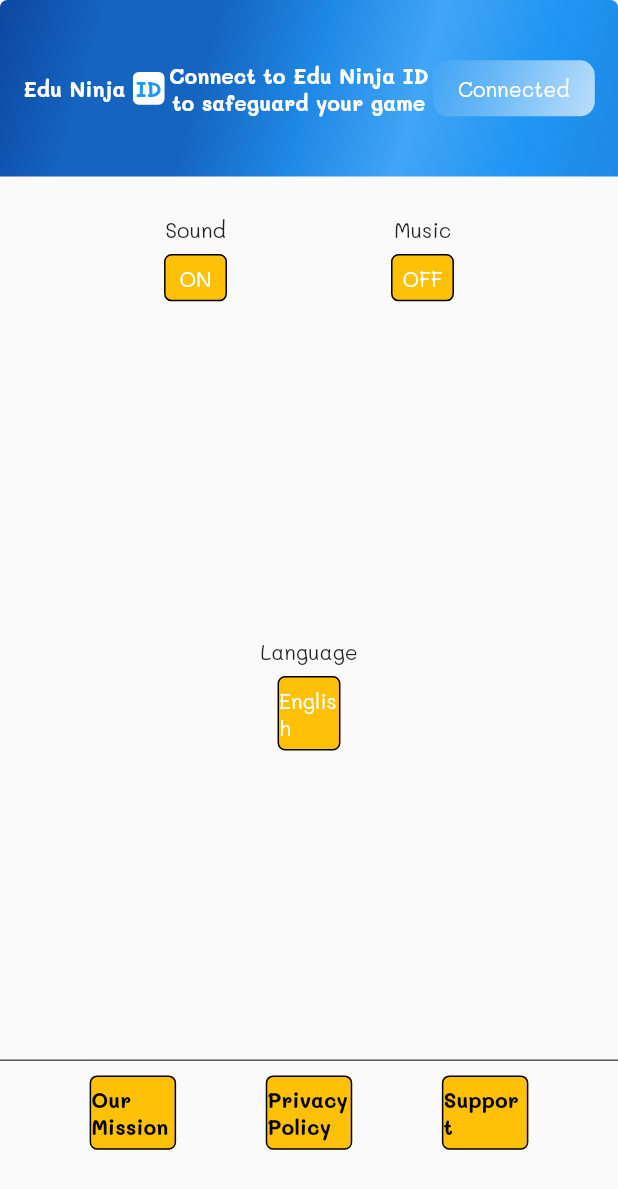
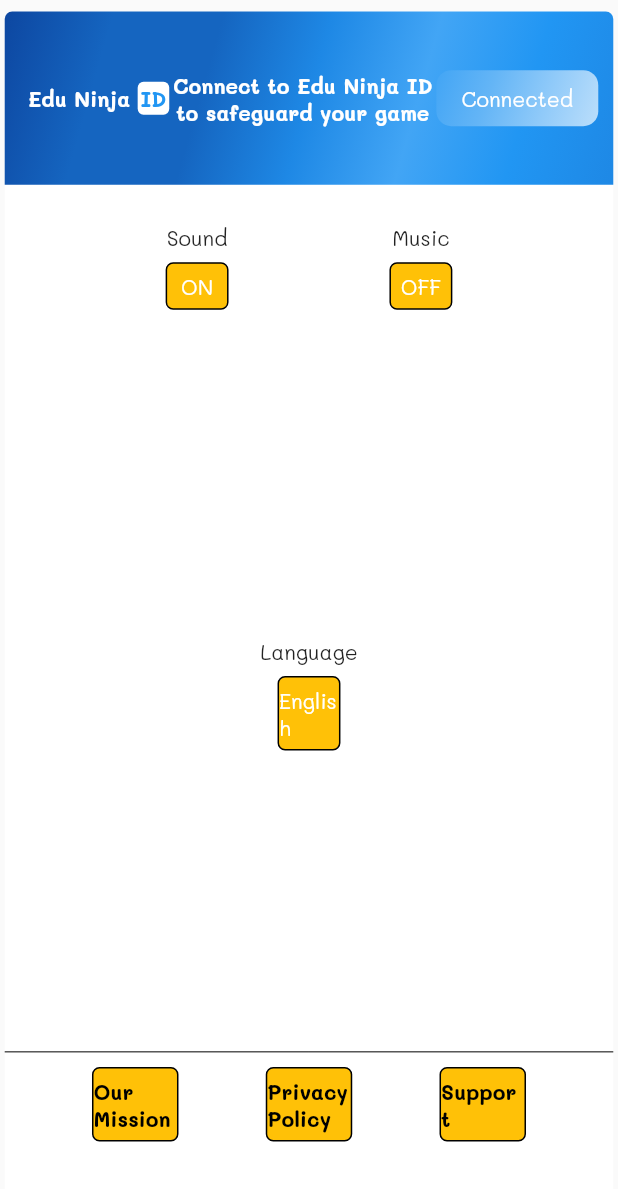
Before and after one commit to TheAbror/bisp, a Flutter app: the SettingsBody widget shown alone on an empty page, opened directly, on a phone screen of 412 x 824 dp. Shown: the top 1189 px of the screen. Run offline on Flutter 3.47's test engine with Material 2 defaults, Android fonts, the phone set to English and light mode, and no system bars; our stand-ins replace chopper, dropdown_button2, equatable, flutter_bloc, flutter_screenutil, flutter_svg and 4 more; missing offline and left inert: bonfire; accounts and stored records are empty; generated files the repository leaves out were written again; statements that could not run were skipped; project files that could hold a hidden picture were left out.

Commit message:
design correction

```diff
--- a/lib/presention/subjects/settings_body.dart
+++ b/lib/presention/subjects/settings_body.dart
@@ -19,6 +19,11 @@ class SettingsBody extends StatelessWidget {
   @override
   Widget build(BuildContext context) {
     return Container(
+      margin: EdgeInsets.symmetric(horizontal: 3.w, vertical: 8.h),
+      decoration: BoxDecoration(
+        color: Colors.white,
+        borderRadius: BorderRadius.circular(5),
+      ),
       child: Column(
         children: [
           Expanded(
```
Also changed, not shown: lib/presention/select_hero_.dart (+4 -4 lines).
